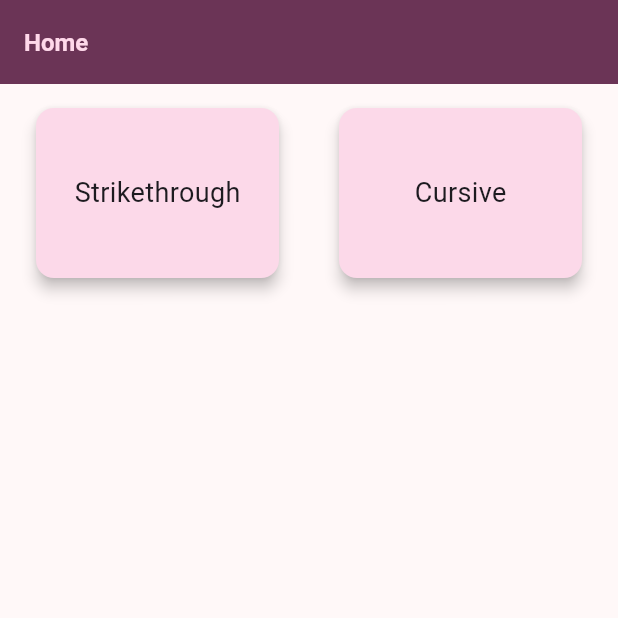
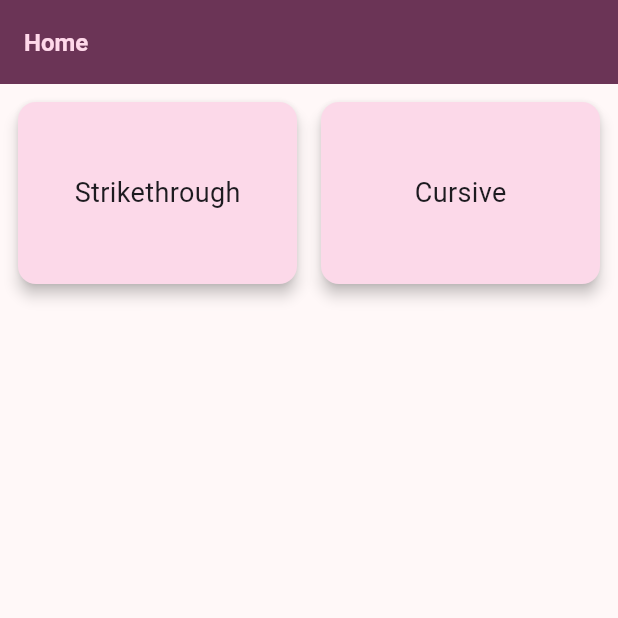
Before and after one commit to auri-gabriel/learning_flutter, a Flutter app: the screen it shows after launch, on a phone screen of 412 x 824 dp, the top half of it. Run offline on Flutter 3.47's test engine with Material 3 defaults, Android fonts, the phone set to English and light mode, and no system bars.

Commit message:
fix: remove margin from card themes in StrikethroughApp

```diff
--- a/lib/main.dart
+++ b/lib/main.dart
@@ -34,7 +34,6 @@ class StrikethroughApp extends StatelessWidget {
         textTheme: TextTheme().copyWith(),
         cardTheme: CardThemeData().copyWith(
           color: kDarkColorScheme.secondaryContainer,
-          margin: const EdgeInsets.symmetric(horizontal: 16, vertical: 8),
         ),
         elevatedButtonTheme: ElevatedButtonThemeData(
           style: ElevatedButton.styleFrom(
@@ -53,7 +52,6 @@ class StrikethroughApp extends StatelessWidget {
         scaffoldBackgroundColor: kColorScheme.surface,
         cardTheme: CardThemeData().copyWith(
           color: kColorScheme.secondaryContainer,
-          margin: const EdgeInsets.symmetric(horizontal: 16, vertical: 8),
         ),
         elevatedButtonTheme: ElevatedButtonThemeData(
           style: ElevatedButton.styleFrom(
```
